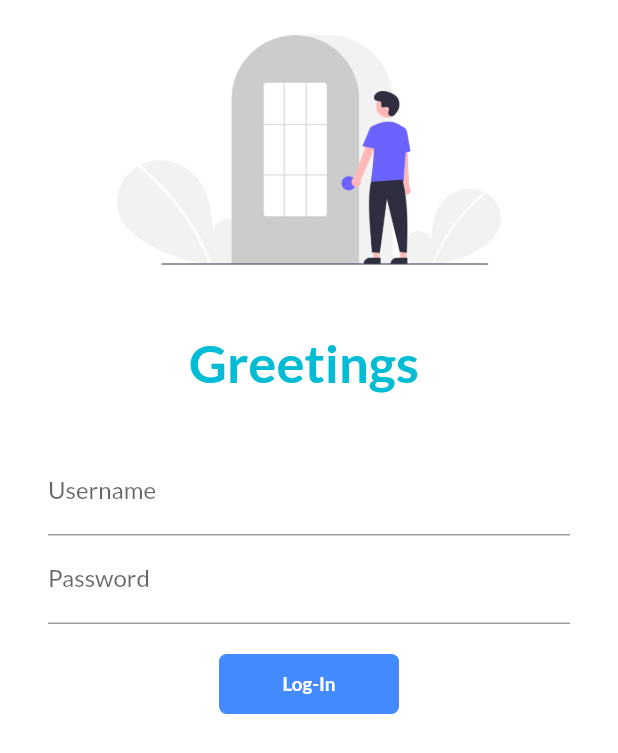
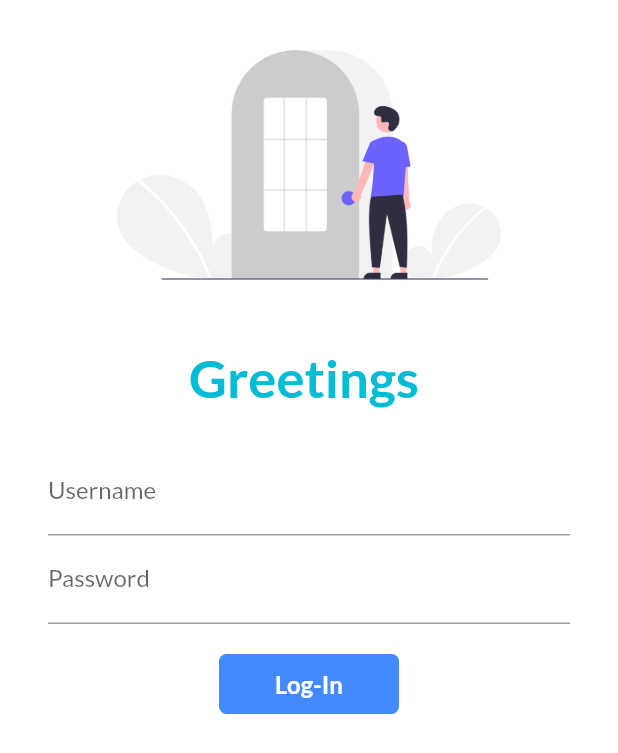
Before and after one commit to madhur5x/flutterlearning, a Flutter app: the screen it shows after launch, on a phone screen of 412 x 824 dp. Shown: the top 753 px of the screen. Run offline on Flutter 3.47's test engine with Material 2 defaults, Android fonts, the phone set to English and light mode, and no system bars; our stand-ins replace google_fonts.

Commit message:
day4 completed

```diff
--- a/lib/main.dart
+++ b/lib/main.dart
@@ -3,6 +3,7 @@ import 'package:flutter_application_1/pages/home.dart';
 import 'package:flutter_application_1/pages/Login_Page.dart';
 import 'package:flutter_application_1/util/routes.dart';
 import 'package:google_fonts/google_fonts.dart';
+
 void main() {
   runApp(MyApp());
 }
@@ -14,16 +15,18 @@ class MyApp extends StatelessWidget {
     return MaterialApp(
       // home: homepage(),
       themeMode: ThemeMode.light,
-      theme: ThemeData(
-        primarySwatch: Colors.blue,
-        fontFamily: GoogleFonts.lato().fontFamily,
+        theme: ThemeData
+        (
+            primarySwatch: Colors.blue,
+            fontFamily: GoogleFonts.lato().fontFamily,
 
-      ),
-      darkTheme: ThemeData(
-        brightness:Brightness.dark,
+        ),
+      darkTheme: ThemeData
+      (
+        brightness: Brightness.dark,
         // primarySwatch: Colors.amber
       ),
-      initialRoute: "/Login_Page",
+      //initialRoute: "/Login_Page",
       routes: {
         "/": (context) => Login_Page(),
         MyRoutes.homeRoutes: (context) => HomePage(),
--- a/lib/pages/home.dart
+++ b/lib/pages/home.dart
@@ -10,12 +10,12 @@ class HomePage extends StatelessWidget {
       ),
       body: Center(
         child: Container(
-          child: Text('hello world! times $no',
+          child: Text('you can go on!$no',
           style:TextStyle(
             fontWeight: FontWeight.bold,
             fontStyle: FontStyle.italic,
-            fontSize: 40,
-            color: Colors.blueAccent,
+            fontSize: 30,
+            color: Colors.red,
             ),
           ),
         ),
--- a/lib/pages/login_page.dart
+++ b/lib/pages/login_page.dart
@@ -9,16 +9,35 @@ class Login_Page extends StatefulWidget {
 class _Login_PageState extends State<Login_Page> {
   String name = "";
   bool changebutton = false;
+  final _formkey = GlobalKey<FormState>();
+
+  movetohome(BuildContext context) async {
+    if (_formkey.currentState!.validate()) {
+      setState(() {
+        changebutton = true;
+      });
+      await Future.delayed(Duration(seconds: 1));
+      await Navigator.pushNamed(context, MyRoutes.homeRoutes);
+      setState(() {
+        changebutton = false;
+      });
+    }
+  }
 
   @override
   Widget build(BuildContext context) {
     return Material(
-      //child: Center(child:Container(child: Text("login_page",style: TextStyle(// fontSize: 40,color: Colors.cyan,fontWeight:FontWeight.bold,),// textScaleFactor: 2.0,),),),
       color: Colors.white,
       child: SingleChildScrollView(
+        child: Form(
+          key: _formkey,
           child: Column(
             children: [
-            Image.asset("assets/images/li.png", fit: BoxFit.cover, height: 200),
+              SizedBox(
+                height: 10.0,
+              ),
+              Image.asset("assets/images/li.png",
+                  fit: BoxFit.cover, height: 200),
               SizedBox(
                 height: 20.0,
               ),
@@ -30,68 +49,69 @@ class _Login_PageState extends State<Login_Page> {
                   fontSize: 35,
                 ),
               ),
-            SizedBox(height: 20.0),
+              SizedBox(height: 10.0),
               Padding(
-              padding:
-                  const EdgeInsets.symmetric(vertical: 16.0, horizontal: 32.0),
+                padding: const EdgeInsets.symmetric(
+                    vertical: 16.0, horizontal: 32.0),
                 child: Column(
                   children: [
                     TextFormField(
+                      decoration: InputDecoration(
+                          hintText: " Enter Username", labelText: "Username"),
+                      //validator: (value) =>value!.isEmpty ? "plz enter user name" : null,
+                      validator: (value) {
+                        if (value!.isEmpty) return "plz enter user name";
+
+                        return null;
+                      },
                       onChanged: (value) {
                         name = value;
                         setState(() {});
                       },
-                    decoration: InputDecoration(
-                        hintText: " Enter Username", labelText: "Username"),
                     ),
                     TextFormField(
                       obscureText: true,
                       decoration: InputDecoration(
                           hintText: " Enter Password", labelText: "Password"),
+                      validator: (value) {
+                        if (value!.isEmpty)
+                          return "Enterpass word";
+                        else if (value.length <= 8) {
+                          return "password must be of atleast 8 digit";
+                        }
+                      },
                     ),
-
                     SizedBox(height: 20.0),
-
-                  InkWell(
-                    onTap: (()async {
-                      setState(() {
-                        changebutton = true;
-                      });
-                      await Future.delayed(Duration(seconds:1));
-                      Navigator.pushNamed(context, MyRoutes.homeRoutes);
-                    }),
+                    Material(
+                      color: Colors.blueAccent,
+                      borderRadius:
+                          BorderRadius.circular(changebutton ? 50 : 5),
+                      child: InkWell(
+                        onTap: (() => movetohome(context)),
                         child: AnimatedContainer(
                           duration: Duration(seconds: 1),
                           height: 40,
-                        width: changebutton ?42:120,
+                          width: changebutton ? 42 : 120,
                           alignment: Alignment.center,
-                        child: changebutton?Icon(
-                          Icons.done,color:Colors.white):Text("Log-In",
+                          child: changebutton
+                              ? Icon(Icons.done, color: Colors.white)
+                              : Text(
+                                  "Log-In",
                                   style: TextStyle(
                                       color: Colors.white,
-                              fontSize: 12.5,
+                                      fontSize: 16,
                                       fontWeight: FontWeight.bold),
                                 ),
-                        decoration: BoxDecoration(
-                          color: Colors.blueAccent,
-                        // shape: changebutton?BoxShape.circle:BoxShape.rectangle,
-                          borderRadius: BorderRadius.circular(changebutton?50:5),
-                        )),
+                        ),
+                      ),
                     )
-
-                  // ElevatedButton(
-                  //   onPressed: () {
-                  //     Navigator.pushNamed(context, MyRoutes.homeRoutes);
-                  //   },
-                  //   child: Text('Log-In'),
-                  //   style: TextButton.styleFrom(minimumSize: Size(120, 40)),
-                  // )
                   ],
                 ),
               ),
             ],
           ),
         ),
+      ),
     );
   }
 }
```
Lines whose indentation alone changed are shown as unchanged.
